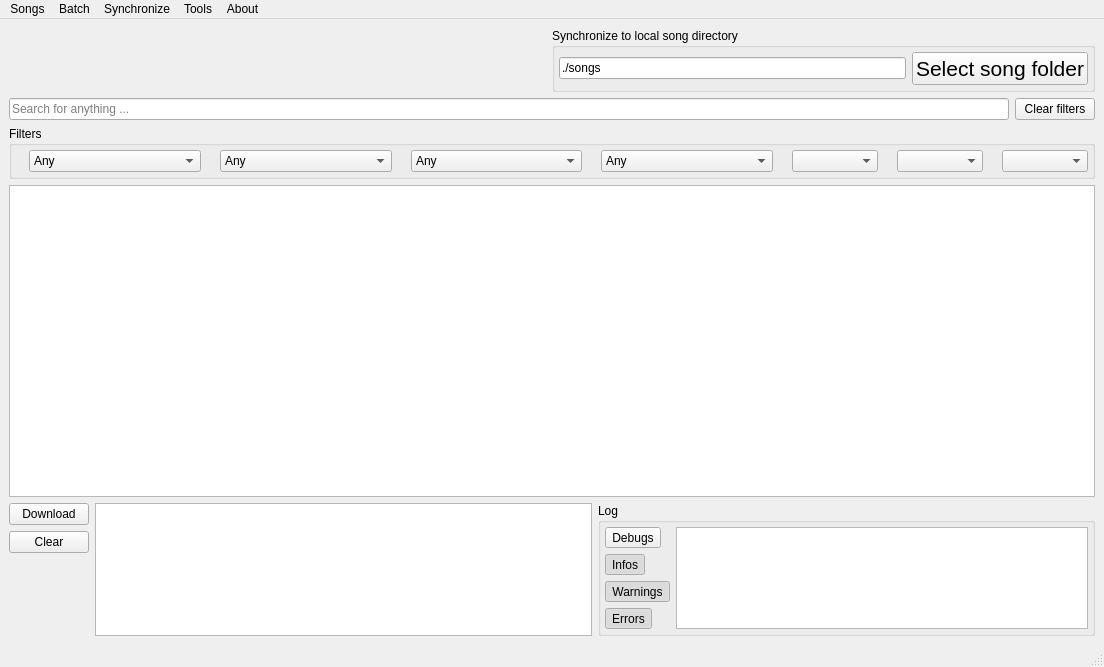
Before: the Qt Designer form src/usdb_syncer/gui/forms/MainWindow.ui in bohning/usdb_syncer, drawn with Qt 5.
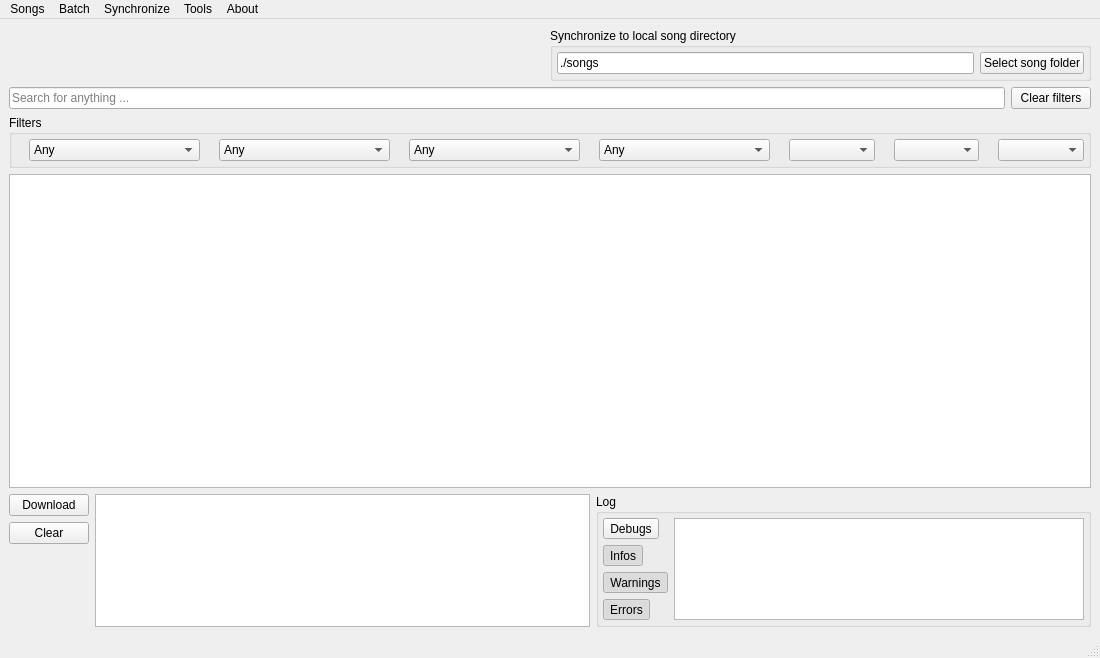
After: the same form once the commit is applied. Icons and pictures are not drawn.

Commit message: Make styling more consistent

Patch:
```diff
--- a/src/usdb_syncer/gui/forms/MainWindow.ui
+++ b/src/usdb_syncer/gui/forms/MainWindow.ui
@@ -6,8 +6,8 @@
    <rect>
     <x>0</x>
     <y>0</y>
-    <width>1104</width>
-    <height>667</height>
+    <width>1100</width>
+    <height>658</height>
    </rect>
   </property>
   <property name="windowTitle">
@@ -66,11 +66,6 @@
            <property name="enabled">
             <bool>true</bool>
            </property>
-           <property name="font">
-            <font>
-             <pointsize>16</pointsize>
-            </font>
-           </property>
            <property name="text">
             <string>Select song folder</string>
            </property>
@@ -369,6 +364,11 @@
     </item>
     <item>
      <widget class="QTableView" name="view_list">
+      <property name="font">
+       <font>
+        <pointsize>9</pointsize>
+       </font>
+      </property>
       <property name="editTriggers">
        <set>QAbstractItemView::NoEditTriggers</set>
       </property>
@@ -440,7 +440,28 @@
        </layout>
       </item>
       <item>
-       <widget class="QTableView" name="view_queue"/>
+       <widget class="QTableView" name="view_queue">
+        <property name="font">
+         <font>
+          <pointsize>9</pointsize>
+         </font>
+        </property>
+        <property name="alternatingRowColors">
+         <bool>true</bool>
+        </property>
+        <property name="selectionBehavior">
+         <enum>QAbstractItemView::SelectRows</enum>
+        </property>
+        <property name="sortingEnabled">
+         <bool>true</bool>
+        </property>
+        <attribute name="verticalHeaderVisible">
+         <bool>false</bool>
+        </attribute>
+        <attribute name="verticalHeaderDefaultSectionSize">
+         <number>24</number>
+        </attribute>
+       </widget>
       </item>
       <item>
        <widget class="QGroupBox" name="groupBox_5">
@@ -560,7 +581,7 @@
     <rect>
      <x>0</x>
      <y>0</y>
-     <width>1104</width>
+     <width>1100</width>
      <height>22</height>
     </rect>
    </property>
```
Left out of the diff: 2 changed lines with no effect on the pictures.
